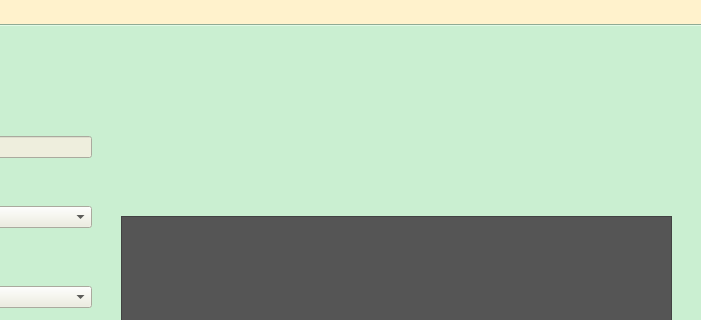
First picture: the form in gym.ui, repository francisganapin/Gym-System-7-13-2024, before the edit; both pictures show x 371 to 1072 and y 0 to 320 of the 1072 by 784 pixel window.
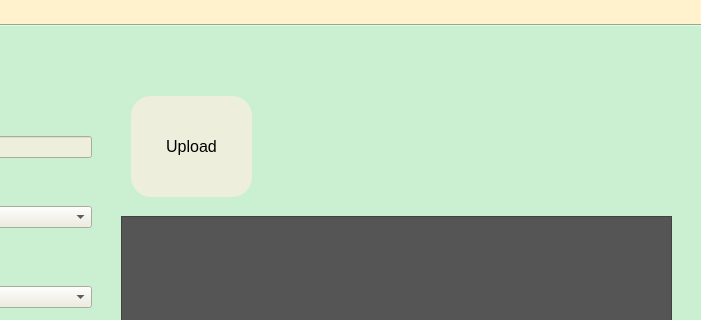
Second picture: the form after the edit.

The edit to the form file:
```diff
--- a/gym.ui
+++ b/gym.ui
@@ -412,10 +412,10 @@
      <widget class="QLabel" name="image_label_2">
       <property name="geometry">
        <rect>
-        <x>540</x>
-        <y>40</y>
-        <width>471</width>
-        <height>121</height>
+        <x>650</x>
+        <y>20</y>
+        <width>391</width>
+        <height>151</height>
        </rect>
       </property>
       <property name="styleSheet">
@@ -425,6 +425,31 @@
        <string/>
       </property>
      </widget>
+     <widget class="QPushButton" name="upload_button_2">
+      <property name="geometry">
+       <rect>
+        <x>500</x>
+        <y>70</y>
+        <width>121</width>
+        <height>101</height>
+       </rect>
+      </property>
+      <property name="styleSheet">
+       <string notr="true">QPushButton {
+	background-color:#eeeedd;
+    border-radius: 20px;
+    font-family: &quot;Segoe UI&quot;;
+    font-size: 12pt;
+    color: black;
+}
+QPushButton:hover {
+    background-color: #2980b9;
+}</string>
+      </property>
+      <property name="text">
+       <string>Upload</string>
+      </property>
+     </widget>
     </widget>
     <widget class="QWidget" name="tab_2">
      <attribute name="title">
```
